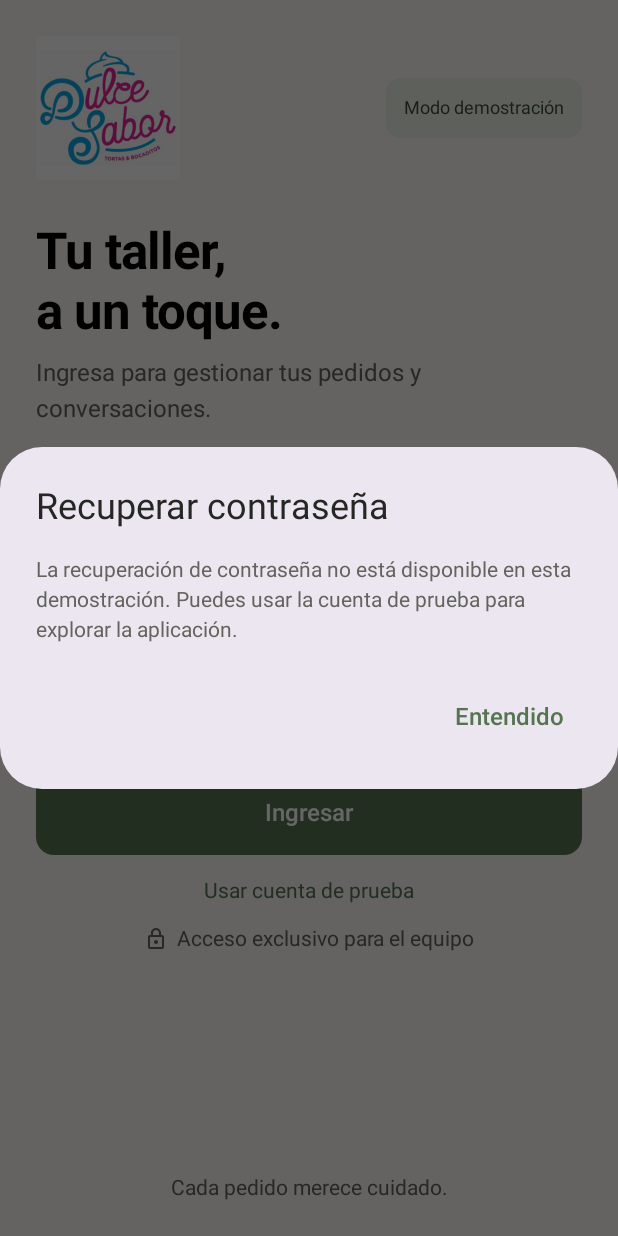
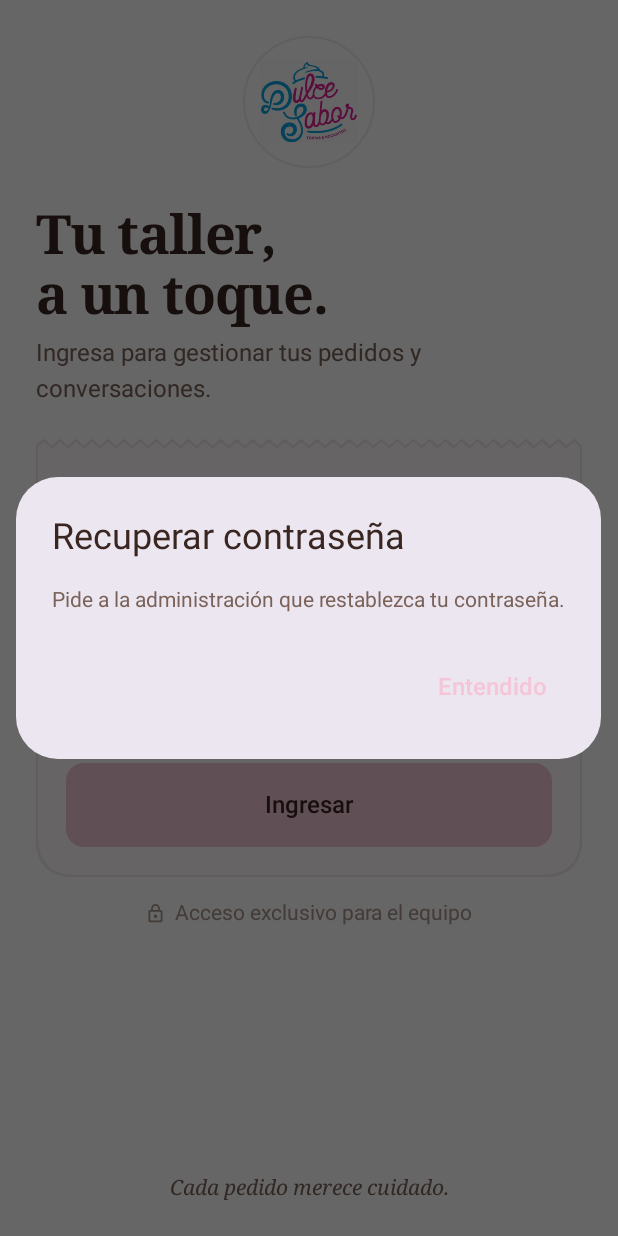
Before and after one commit to miguelbonifaz/dulce-sabor-android, an Android app built with Jetpack Compose: the screen it shows after launch (MainActivity), after a tap on "¿Olvidaste tu contraseña?", on a phone screen of 412 x 824 dp. Run offline under Robolectric (Android 15) with nearby library versions, the phone set to English and light mode, and no system bars.

Commit message:
Rediseñar pantalla de login (#2)
* Agregar skill interface-design para Claude Code

Co-Authored-By: Claude Opus 5.5 <noreply@anthropic.com>
Claude-Session: https://claude.ai/code/session_01AhKUfp2q9XHvDSSGFHPV48

* Rediseñar login como comanda de pastelería con paleta del logo

Co-Authored-By: Claude Opus 5.5 <noreply@anthropic.com>
Claude-Session: https://claude.ai/code/session_01AhKUfp2q9XHvDSSGFHPV48

* Quitar referencias a demo del login y suavizar la paleta

Co-Authored-By: Claude Opus 5.5 <noreply@anthropic.com>
Claude-Session: https://claude.ai/code/session_01AhKUfp2q9XHvDSSGFHPV48

* Centrar logo en el login

Co-Authored-By: Claude Opus 5.5 <noreply@anthropic.com>
Claude-Session: https://claude.ai/code/session_01AhKUfp2q9XHvDSSGFHPV48

---------

Co-authored-by: Claude <noreply@anthropic.com>

```diff
--- a/app/src/main/java/com/dulcesabor/android/MainActivity.kt
+++ b/app/src/main/java/com/dulcesabor/android/MainActivity.kt
@@ -31,7 +31,6 @@ class MainActivity : ComponentActivity() {
                         state = state,
                         onEmailChange = viewModel::updateEmail,
                         onPasswordChange = viewModel::updatePassword,
-                        onDemoAccount = viewModel::useDemoAccount,
                         onSignIn = viewModel::signIn,
                     )
                 } else {
--- a/app/src/main/java/com/dulcesabor/android/ui/DemoSessionScreen.kt
+++ b/app/src/main/java/com/dulcesabor/android/ui/DemoSessionScreen.kt
@@ -31,7 +31,6 @@ fun DemoSessionScreen(user: StaffUser, onSignOut: () -> Unit) {
             verticalArrangement = Arrangement.spacedBy(20.dp, Alignment.CenterVertically),
         ) {
             Image(painterResource(R.drawable.dulce_sabor_logo), stringResource(R.string.app_name), Modifier.size(128.dp))
-            Text(stringResource(R.string.demo_mode), color = MaterialTheme.colorScheme.primary)
             Text(stringResource(R.string.welcome), style = MaterialTheme.typography.headlineSmall)
             Text(user.email)
             Text(stringResource(R.string.demo_session_description), style = MaterialTheme.typography.bodyLarge)
--- a/app/src/main/java/com/dulcesabor/android/ui/LoginScreen.kt
+++ b/app/src/main/java/com/dulcesabor/android/ui/LoginScreen.kt
@@ -1,6 +1,14 @@
 package com.dulcesabor.android.ui
 
 import androidx.compose.foundation.Image
+import androidx.compose.foundation.border
+import androidx.compose.foundation.layout.Box
+import androidx.compose.foundation.shape.CircleShape
+import androidx.compose.foundation.shape.GenericShape
+import androidx.compose.foundation.shape.RoundedCornerShape
+import androidx.compose.ui.graphics.Color
+import androidx.compose.ui.text.font.FontFamily
+import androidx.compose.ui.text.font.FontStyle
 import androidx.compose.foundation.background
 import androidx.compose.foundation.layout.Arrangement
 import androidx.compose.foundation.layout.BoxWithConstraints
@@ -30,7 +38,6 @@ import androidx.compose.material3.IconButton
 import androidx.compose.material3.MaterialTheme
 import androidx.compose.material3.OutlinedTextField
 import androidx.compose.material3.OutlinedTextFieldDefaults
-import androidx.compose.material3.Surface
 import androidx.compose.material3.Text
 import androidx.compose.material3.TextButton
 import androidx.compose.runtime.Composable
@@ -53,18 +60,17 @@ import androidx.compose.ui.text.input.PasswordVisualTransformation
 import androidx.compose.ui.text.input.VisualTransformation
 import androidx.compose.ui.tooling.preview.Preview
 import androidx.compose.ui.unit.dp
-import androidx.compose.ui.unit.sp
 import com.dulcesabor.android.R
 import com.dulcesabor.android.auth.LoginError
 import com.dulcesabor.android.auth.LoginUiState
 import com.dulcesabor.android.ui.theme.DulceSaborTheme
+import com.dulcesabor.android.ui.theme.Pasteleria
 
 @Composable
 fun LoginScreen(
     state: LoginUiState,
     onEmailChange: (String) -> Unit,
     onPasswordChange: (String) -> Unit,
-    onDemoAccount: () -> Unit,
     onSignIn: () -> Unit,
 ) {
     var passwordVisible by rememberSaveable { mutableStateOf(false) }
@@ -94,47 +100,45 @@ fun LoginScreen(
             verticalArrangement = Arrangement.SpaceBetween,
         ) {
             Column {
-                Row(
-                    modifier = Modifier.fillMaxWidth(),
-                    verticalAlignment = Alignment.CenterVertically,
-                    horizontalArrangement = Arrangement.SpaceBetween,
-                ) {
-                    Image(
-                        painter = painterResource(R.drawable.dulce_sabor_logo),
-                        contentDescription = stringResource(R.string.app_name),
-                        modifier = Modifier.size(96.dp),
+                LogoLabel(Modifier.align(Alignment.CenterHorizontally))
+                Spacer(Modifier.height(24.dp))
+                Text(
+                    stringResource(R.string.login_title),
+                    style = MaterialTheme.typography.headlineLarge,
+                    color = MaterialTheme.colorScheme.onBackground,
                 )
-                    Surface(
-                        shape = MaterialTheme.shapes.small,
-                        color = MaterialTheme.colorScheme.primaryContainer,
-                        contentColor = MaterialTheme.colorScheme.onPrimaryContainer,
-                    ) {
-                        Text(
-                            text = stringResource(R.string.demo_mode),
-                            modifier = Modifier.padding(horizontal = 12.dp, vertical = 8.dp),
-                            fontSize = 12.sp,
-                        )
-                    }
-                }
-                Spacer(Modifier.height(28.dp))
-                Text(stringResource(R.string.login_title), style = MaterialTheme.typography.headlineLarge)
-                Spacer(Modifier.height(12.dp))
+                Spacer(Modifier.height(8.dp))
                 Text(
                     stringResource(R.string.login_subtitle),
                     style = MaterialTheme.typography.bodyLarge,
                     color = MaterialTheme.colorScheme.onSurfaceVariant,
                 )
-                Spacer(Modifier.height(28.dp))
+                Spacer(Modifier.height(24.dp))
 
+                // La comanda: el ticket de pedido que sostiene el formulario.
+                Column(
+                    modifier = Modifier
+                        .fillMaxWidth()
+                        .border(1.dp, Pasteleria.Hilo, ComandaShape)
+                        .background(MaterialTheme.colorScheme.surface, ComandaShape)
+                        .padding(start = 20.dp, end = 20.dp, top = 24.dp, bottom = 20.dp),
+                ) {
                     val fieldColors = OutlinedTextFieldDefaults.colors(
                         unfocusedContainerColor = MaterialTheme.colorScheme.surfaceVariant,
                         focusedContainerColor = MaterialTheme.colorScheme.surfaceVariant,
+                        disabledContainerColor = MaterialTheme.colorScheme.surfaceVariant,
+                        unfocusedBorderColor = Color.Transparent,
+                        disabledBorderColor = Color.Transparent,
+                        focusedBorderColor = MaterialTheme.colorScheme.secondary,
+                        focusedLabelColor = MaterialTheme.colorScheme.secondary,
+                        cursorColor = MaterialTheme.colorScheme.secondary,
+                        unfocusedLabelColor = MaterialTheme.colorScheme.onSurfaceVariant,
                     )
                     OutlinedTextField(
                         value = state.email,
                         onValueChange = onEmailChange,
                         label = { Text(stringResource(R.string.email_label)) },
-                    placeholder = { Text(stringResource(R.string.email_placeholder)) },
+                        placeholder = { Text(stringResource(R.string.email_placeholder), color = Pasteleria.Harina) },
                         singleLine = true,
                         enabled = !state.isLoading,
                         isError = state.invalidEmail,
@@ -147,7 +151,7 @@ fun LoginScreen(
                         colors = fieldColors,
                         modifier = Modifier.fillMaxWidth(),
                     )
-                Spacer(Modifier.height(16.dp))
+                    Spacer(Modifier.height(12.dp))
                     OutlinedTextField(
                         value = state.password,
                         onValueChange = onPasswordChange,
@@ -166,6 +170,7 @@ fun LoginScreen(
                                 Icon(
                                     painter = painterResource(if (passwordVisible) R.drawable.visibility_off else R.drawable.visibility),
                                     contentDescription = stringResource(if (passwordVisible) R.string.hide_password else R.string.show_password),
+                                    tint = MaterialTheme.colorScheme.onSurfaceVariant,
                                 )
                             }
                         },
@@ -178,7 +183,11 @@ fun LoginScreen(
                         modifier = Modifier.align(Alignment.End),
                         enabled = !state.isLoading,
                     ) {
-                    Text(stringResource(R.string.forgot_password), style = MaterialTheme.typography.bodyMedium)
+                        Text(
+                            stringResource(R.string.forgot_password),
+                            style = MaterialTheme.typography.bodyMedium,
+                            color = MaterialTheme.colorScheme.secondary,
+                        )
                     }
                     state.error?.let { error ->
                         Text(
@@ -188,7 +197,7 @@ fun LoginScreen(
                             modifier = Modifier.padding(bottom = 12.dp).semantics { liveRegion = LiveRegionMode.Polite },
                         )
                     }
-                Spacer(Modifier.height(12.dp))
+                    Spacer(Modifier.height(4.dp))
                     Button(
                         onClick = submit,
                         enabled = !state.isLoading,
@@ -196,31 +205,27 @@ fun LoginScreen(
                         shape = MaterialTheme.shapes.medium,
                     ) {
                         if (state.isLoading) {
-                        CircularProgressIndicator(Modifier.size(20.dp), strokeWidth = 2.dp)
+                            CircularProgressIndicator(Modifier.size(20.dp), strokeWidth = 2.dp, color = MaterialTheme.colorScheme.onPrimary)
                             Spacer(Modifier.size(12.dp))
                         }
                         Text(stringResource(if (state.isLoading) R.string.signing_in else R.string.sign_in))
                     }
-                TextButton(
-                    onClick = onDemoAccount,
-                    enabled = !state.isLoading,
-                    modifier = Modifier.align(Alignment.CenterHorizontally),
-                ) {
-                    Text(stringResource(R.string.demo_account), style = MaterialTheme.typography.bodyMedium)
                 }
+
+                Spacer(Modifier.height(16.dp))
                 Row(
                     modifier = Modifier.fillMaxWidth(),
                     horizontalArrangement = Arrangement.spacedBy(6.dp, Alignment.CenterHorizontally),
                     verticalAlignment = Alignment.CenterVertically,
                 ) {
-                    Icon(Icons.Outlined.Lock, contentDescription = null, modifier = Modifier.size(16.dp), tint = MaterialTheme.colorScheme.onSurfaceVariant)
-                    Text(stringResource(R.string.staff_only), style = MaterialTheme.typography.bodyMedium, color = MaterialTheme.colorScheme.onSurfaceVariant)
+                    Icon(Icons.Outlined.Lock, contentDescription = null, modifier = Modifier.size(14.dp), tint = Pasteleria.Harina)
+                    Text(stringResource(R.string.staff_only), style = MaterialTheme.typography.bodyMedium, color = Pasteleria.Harina)
                 }
             }
             Text(
                 stringResource(R.string.brand_caption),
                 modifier = Modifier.align(Alignment.CenterHorizontally).padding(top = 32.dp),
-                style = MaterialTheme.typography.bodyMedium,
+                style = MaterialTheme.typography.bodyMedium.copy(fontStyle = FontStyle.Italic, fontFamily = FontFamily.Serif),
                 color = MaterialTheme.colorScheme.onSurfaceVariant,
             )
         }
@@ -238,8 +243,45 @@ fun LoginScreen(
     }
 }
 
+/** Ticket con borde dentado arriba, como una comanda arrancada del talonario. */
+private val ComandaShape = GenericShape { size, _ ->
+    val tooth = 16f
+    val depth = 7f
+    val radius = 40f
+    val teeth = (size.width / tooth).toInt().coerceAtLeast(1)
+    val step = size.width / teeth
+    moveTo(0f, depth)
+    for (i in 0 until teeth) {
+        lineTo(i * step + step / 2, 0f)
+        lineTo((i + 1) * step, depth)
+    }
+    lineTo(size.width, size.height - radius)
+    quadraticTo(size.width, size.height, size.width - radius, size.height)
+    lineTo(radius, size.height)
+    quadraticTo(0f, size.height, 0f, size.height - radius)
+    close()
+}
+
+@Composable
+private fun LogoLabel(modifier: Modifier = Modifier) {
+    Box(
+        modifier = modifier
+            .size(88.dp)
+            .border(1.dp, Pasteleria.Hilo, CircleShape)
+            .background(Color.White, CircleShape)
+            .padding(10.dp),
+        contentAlignment = Alignment.Center,
+    ) {
+        Image(
+            painter = painterResource(R.drawable.dulce_sabor_logo),
+            contentDescription = stringResource(R.string.app_name),
+            modifier = Modifier.fillMaxSize(),
+        )
+    }
+}
+
 @Preview(showBackground = true, widthDp = 390, heightDp = 844)
 @Composable
 private fun LoginPreview() {
-    DulceSaborTheme { LoginScreen(LoginUiState(), {}, {}, {}, {}) }
+    DulceSaborTheme { LoginScreen(LoginUiState(), {}, {}, {}) }
 }
--- a/app/src/main/java/com/dulcesabor/android/ui/theme/DulceSaborTheme.kt
+++ b/app/src/main/java/com/dulcesabor/android/ui/theme/DulceSaborTheme.kt
@@ -1,10 +1,10 @@
 package com.dulcesabor.android.ui.theme
 
+import androidx.compose.foundation.shape.RoundedCornerShape
 import androidx.compose.material3.MaterialTheme
 import androidx.compose.material3.Shapes
 import androidx.compose.material3.Typography
 import androidx.compose.material3.lightColorScheme
-import androidx.compose.foundation.shape.RoundedCornerShape
 import androidx.compose.runtime.Composable
 import androidx.compose.ui.graphics.Color
 import androidx.compose.ui.text.TextStyle
@@ -13,32 +13,51 @@ import androidx.compose.ui.text.font.FontWeight
 import androidx.compose.ui.unit.dp
 import androidx.compose.ui.unit.sp
 
+/** Colores del taller: papel de horno, crema batida, chocolate y los acentos del logo. */
+object Pasteleria {
+    val PapelHorno = Color(0xFFFFFFFF)
+    val CremaBatida = Color(0xFFFFFCFA)
+    val Masa = Color(0xFFF8F3EF)
+    val Chocolate = Color(0xFF3A2620)
+    val Cacao = Color(0xFF7A6259)
+    val Harina = Color(0xFFA8948A)
+    val Frambuesa = Color(0xFFF4C6D7)
+    val FrambuesaSuave = Color(0xFFFCEEF3)
+    val Celeste = Color(0xFF4F8DB0)
+    val Hilo = Color(0x143A2620)
+    val Error = Color(0xFFB3261E)
+}
+
 private val colors = lightColorScheme(
-    primary = Color(0xFF557450),
-    onPrimary = Color.White,
-    primaryContainer = Color(0xFFEAF0E5),
-    onPrimaryContainer = Color(0xFF354E32),
-    background = Color(0xFFFAF8F5),
-    onBackground = Color(0xFF242724),
-    surface = Color(0xFFFAF8F5),
-    onSurface = Color(0xFF242724),
-    surfaceVariant = Color(0xFFF2F0EC),
-    onSurfaceVariant = Color(0xFF62645D),
-    outline = Color(0xFFBFC1B7),
-    error = Color(0xFFB3261E),
+    primary = Pasteleria.Frambuesa,
+    onPrimary = Pasteleria.Chocolate,
+    primaryContainer = Pasteleria.FrambuesaSuave,
+    onPrimaryContainer = Pasteleria.Chocolate,
+    secondary = Pasteleria.Celeste,
+    onSecondary = Color.White,
+    background = Pasteleria.PapelHorno,
+    onBackground = Pasteleria.Chocolate,
+    surface = Pasteleria.CremaBatida,
+    onSurface = Pasteleria.Chocolate,
+    surfaceVariant = Pasteleria.Masa,
+    onSurfaceVariant = Pasteleria.Cacao,
+    outline = Pasteleria.Hilo,
+    outlineVariant = Pasteleria.Hilo,
+    error = Pasteleria.Error,
 )
 
 private val typography = Typography(
     headlineLarge = TextStyle(
-        fontFamily = FontFamily.SansSerif,
+        fontFamily = FontFamily.Serif,
         fontWeight = FontWeight.Bold,
-        fontSize = 34.sp,
+        fontSize = 36.sp,
         lineHeight = 40.sp,
-        letterSpacing = (-0.7).sp,
+        letterSpacing = (-0.8).sp,
     ),
     bodyLarge = TextStyle(fontSize = 16.sp, lineHeight = 24.sp),
     bodyMedium = TextStyle(fontSize = 14.sp, lineHeight = 20.sp),
     labelLarge = TextStyle(fontWeight = FontWeight.SemiBold, fontSize = 16.sp, lineHeight = 22.sp),
+    labelSmall = TextStyle(fontWeight = FontWeight.SemiBold, fontSize = 11.sp, lineHeight = 14.sp, letterSpacing = 1.4.sp),
 )
 
 @Composable
@@ -46,7 +65,11 @@ fun DulceSaborTheme(content: @Composable () -> Unit) {
     MaterialTheme(
         colorScheme = colors,
         typography = typography,
-        shapes = Shapes(small = RoundedCornerShape(10.dp), medium = RoundedCornerShape(12.dp)),
+        shapes = Shapes(
+            small = RoundedCornerShape(8.dp),
+            medium = RoundedCornerShape(12.dp),
+            large = RoundedCornerShape(16.dp),
+        ),
         content = content,
     )
 }
--- a/app/src/main/res/values/strings.xml
+++ b/app/src/main/res/values/strings.xml
@@ -3,7 +3,6 @@
     <string name="app_name">Dulce Sabor</string>
     <string name="login_title">Tu taller,\na un toque.</string>
     <string name="login_subtitle">Ingresa para gestionar tus pedidos y conversaciones.</string>
-    <string name="demo_mode">Modo demostración</string>
     <string name="email_label">Correo electrónico</string>
     <string name="email_placeholder">nombre@dulcesabor.com</string>
     <string name="password_label">Contraseña</string>
@@ -11,18 +10,17 @@
     <string name="hide_password">Ocultar contraseña</string>
     <string name="forgot_password">¿Olvidaste tu contraseña?</string>
     <string name="recovery_title">Recuperar contraseña</string>
-    <string name="recovery_unavailable">La recuperación de contraseña no está disponible en esta demostración. Puedes usar la cuenta de prueba para explorar la aplicación.</string>
+    <string name="recovery_unavailable">Pide a la administración que restablezca tu contraseña.</string>
     <string name="understood">Entendido</string>
     <string name="sign_in">Ingresar</string>
     <string name="signing_in">Ingresando…</string>
-    <string name="demo_account">Usar cuenta de prueba</string>
     <string name="staff_only">Acceso exclusivo para el equipo</string>
     <string name="brand_caption">Cada pedido merece cuidado.</string>
     <string name="invalid_email">Ingresa un correo electrónico válido.</string>
     <string name="required_password">Ingresa tu contraseña.</string>
-    <string name="invalid_credentials">Los datos no coinciden con la cuenta de prueba.</string>
+    <string name="invalid_credentials">Correo o contraseña incorrectos.</string>
     <string name="login_unavailable">No pudimos iniciar sesión. Inténtalo de nuevo.</string>
     <string name="welcome">¡Bienvenido al equipo!</string>
-    <string name="demo_session_description">Este acceso es de prueba. Los chats y pedidos se incorporarán en las siguientes versiones.</string>
+    <string name="demo_session_description">Pronto podrás ver aquí tus pedidos y conversaciones.</string>
     <string name="sign_out">Cerrar sesión</string>
 </resources>
```
Also changed, not shown: 3 other files. Lines whose indentation alone changed are shown as unchanged.
